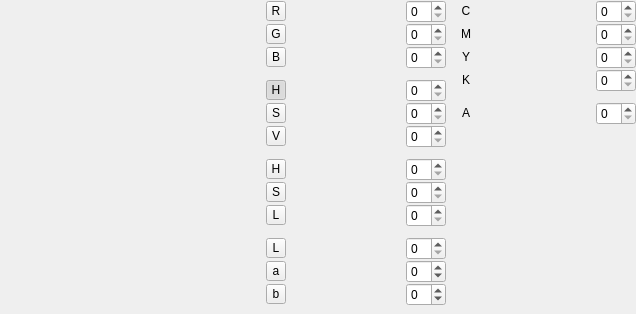
Above: src/widgets/colorpicker.ui from deiflou/ibp before the change. Below: the same form after it.
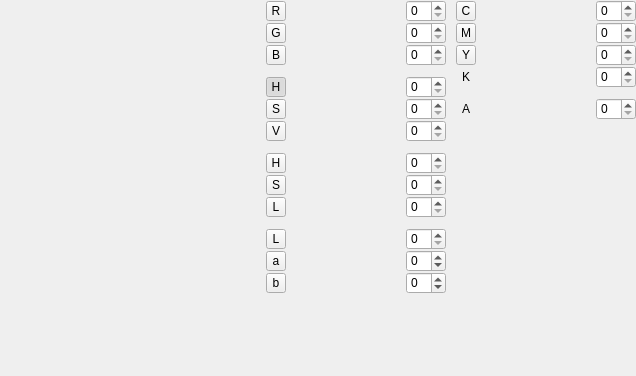
That is the form after the change. Custom widgets are drawn as their Qt base class.

Commit message: * Added color box * Work on color picker * Work on color slider * Work on generic dialog

The edit to the form file:
```diff
--- a/src/widgets/colorpicker.ui
+++ b/src/widgets/colorpicker.ui
@@ -7,12 +7,19 @@
     <x>0</x>
     <y>0</y>
     <width>636</width>
-    <height>314</height>
+    <height>376</height>
    </rect>
   </property>
   <property name="windowTitle">
    <string>Color Picker</string>
   </property>
+  <property name="styleSheet">
+   <string notr="true">.colorChannelButton:checked
+{
+	background-color: palette(highlight);
+	color: palette(highlight-text);
+}</string>
+  </property>
   <layout class="QHBoxLayout" name="horizontalLayout" stretch="0,0,0">
    <property name="spacing">
     <number>10</number>
@@ -31,8 +38,24 @@
    </property>
    <item>
     <layout class="QVBoxLayout" name="verticalLayout_2">
+     <property name="spacing">
+      <number>10</number>
+     </property>
      <item>
-      <widget class="QWidget" name="widget_2" native="true">
+      <spacer name="verticalSpacer_4">
+       <property name="orientation">
+        <enum>Qt::Vertical</enum>
+       </property>
+       <property name="sizeHint" stdset="0">
+        <size>
+         <width>20</width>
+         <height>40</height>
+        </size>
+       </property>
+      </spacer>
+     </item>
+     <item>
+      <widget class="anitools::widgets::ColorBox" name="mBoxColor" native="true">
        <property name="minimumSize">
         <size>
          <width>256</width>
@@ -63,6 +86,19 @@
        </property>
       </widget>
      </item>
+     <item>
+      <spacer name="verticalSpacer_2">
+       <property name="orientation">
+        <enum>Qt::Vertical</enum>
+       </property>
+       <property name="sizeHint" stdset="0">
+        <size>
+         <width>20</width>
+         <height>40</height>
+        </size>
+       </property>
+      </spacer>
+     </item>
     </layout>
    </item>
    <item>
@@ -1050,7 +1086,7 @@
           <number>5</number>
          </property>
          <item>
-          <widget class="QLabel" name="label">
+          <widget class="QToolButton" name="mButtonCyan">
            <property name="minimumSize">
             <size>
              <width>20</width>
@@ -1066,8 +1102,8 @@
            <property name="text">
             <string>C</string>
            </property>
-           <property name="alignment">
-            <set>Qt::AlignCenter</set>
+           <property name="checkable">
+            <bool>true</bool>
            </property>
           </widget>
          </item>
@@ -1120,7 +1156,7 @@
           <number>5</number>
          </property>
          <item>
-          <widget class="QLabel" name="label_2">
+          <widget class="QToolButton" name="mButtonMagenta">
            <property name="minimumSize">
             <size>
              <width>20</width>
@@ -1136,8 +1172,8 @@
            <property name="text">
             <string>M</string>
            </property>
-           <property name="alignment">
-            <set>Qt::AlignCenter</set>
+           <property name="checkable">
+            <bool>true</bool>
            </property>
           </widget>
          </item>
@@ -1190,7 +1226,7 @@
           <number>5</number>
          </property>
          <item>
-          <widget class="QLabel" name="label_3">
+          <widget class="QToolButton" name="mButtonYellow">
            <property name="minimumSize">
             <size>
              <width>20</width>
@@ -1206,8 +1242,8 @@
            <property name="text">
             <string>Y</string>
            </property>
-           <property name="alignment">
-            <set>Qt::AlignCenter</set>
+           <property name="checkable">
+            <bool>true</bool>
            </property>
           </widget>
          </item>
@@ -1427,6 +1463,12 @@
    <header>colorslider.h</header>
    <container>1</container>
   </customwidget>
+  <customwidget>
+   <class>anitools::widgets::ColorBox</class>
+   <extends>QWidget</extends>
+   <header>colorbox.h</header>
+   <container>1</container>
+  </customwidget>
  </customwidgets>
  <resources/>
  <connections/>
```
Left out of the diff: 63 changed lines with no effect on the pictures. The commit also changes 9 other files.
